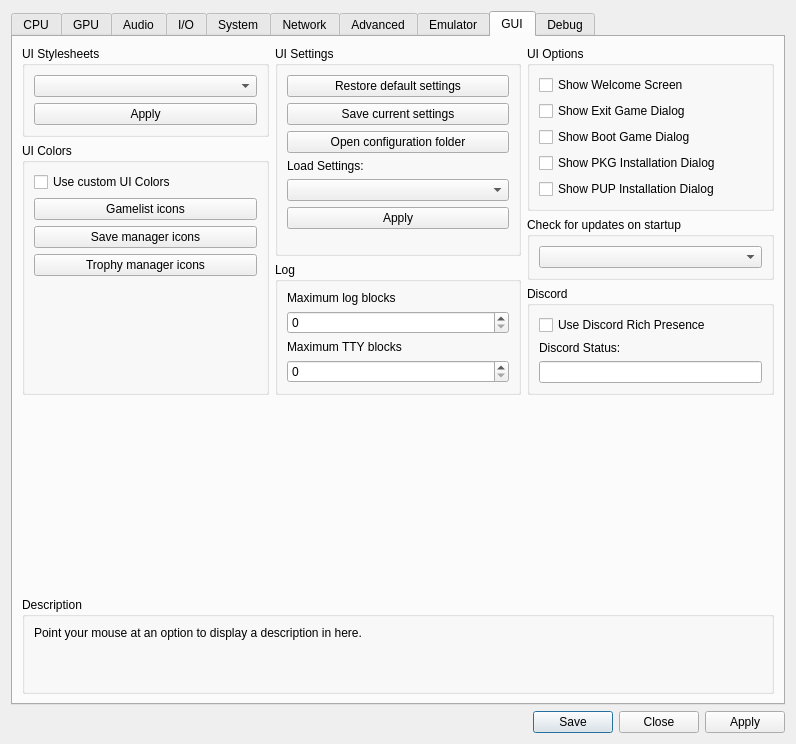
Before: the Qt Designer form rpcs3/rpcs3qt/settings_dialog.ui in RPCS3/rpcs3, drawn with Qt 5.
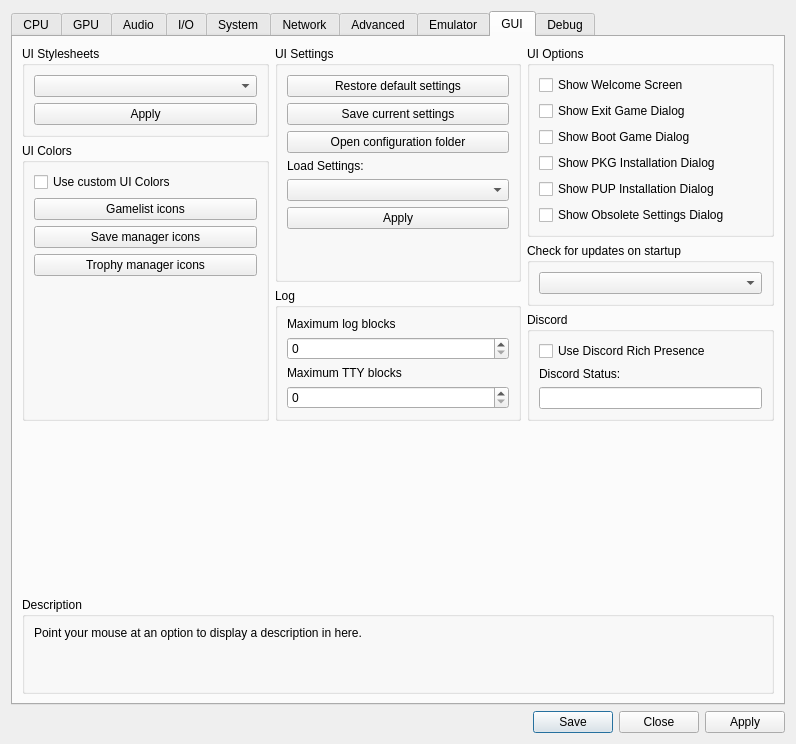
After: the same form once the commit is applied. The open tabs and pages were chosen to show the change. Icons and pictures are not drawn.

Commit message: Qt: Remove unused GUI entries when saving a config

The edit to the form file:
```diff
--- a/rpcs3/rpcs3qt/settings_dialog.ui
+++ b/rpcs3/rpcs3qt/settings_dialog.ui
@@ -3303,6 +3303,13 @@
                 </property>
                </widget>
               </item>
+              <item>
+               <widget class="QCheckBox" name="cb_show_obsolete_cfg_dialog">
+                <property name="text">
+                 <string>Show Obsolete Settings Dialog</string>
+                </property>
+               </widget>
+              </item>
               <item>
                <spacer name="guiTabSpacerRight">
                 <property name="orientation">
```
Left out of the diff: 5 changed lines with no effect on the pictures. Lines whose indentation alone changed are shown as unchanged. The commit also changes 5 other files.
